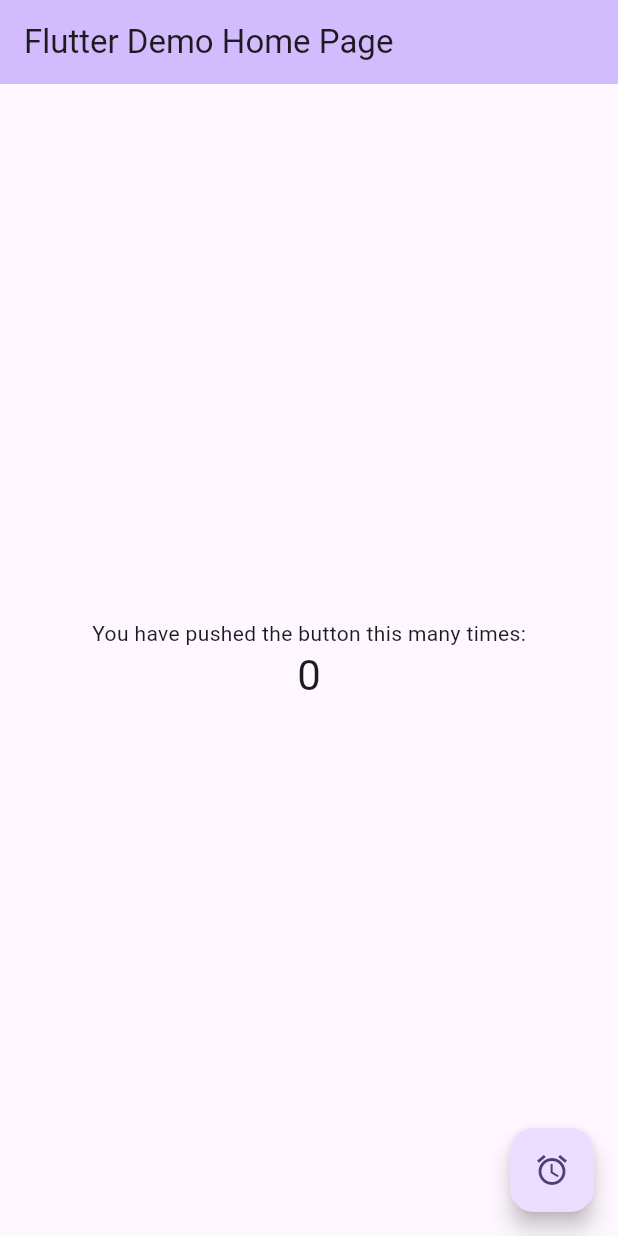
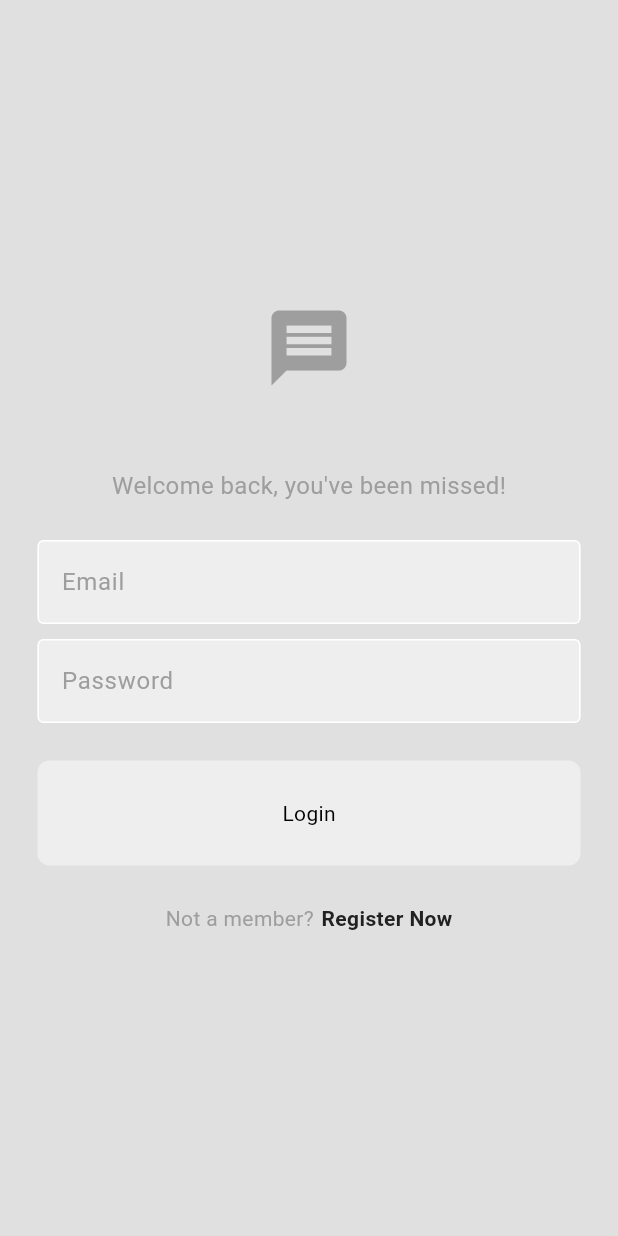
Before and after one commit to PhuvatatDev/chat_app, a Flutter app: the screen it shows after launch, on a phone screen of 412 x 824 dp. Run offline on Flutter 3.47's test engine with Material 3 defaults, Android fonts, the phone set to English and light mode, and no system bars.

Commit message:
✨ UI login/register + toggle navigation done

```diff
--- /dev/null
+++ b/lib/auth/login_or_register.dart
@@ -0,0 +1,35 @@
+import 'package:chat_app/pages/login_page.dart';
+import 'package:chat_app/pages/register_page.dart';
+import 'package:flutter/material.dart';
+
+class LoginOrRegister extends StatefulWidget {
+  const LoginOrRegister({super.key});
+
+  @override
+  State<LoginOrRegister> createState() => _LoginOrRegisterState();
+}
+
+class _LoginOrRegisterState extends State<LoginOrRegister> {
+  // initially show login page
+  bool showLoginPage = true;
+
+  // toggle between login and register page
+  void togglePages() {
+    setState(() {
+      showLoginPage = !showLoginPage;
+    });
+  }
+
+  @override
+  Widget build(BuildContext context) {
+    if (showLoginPage) {
+      return LoginPage(
+        onTap: togglePages,
+      );
+    } else {
+      return RegisterPage(
+        onTap: togglePages,
+      );
+    }
+  }
+}
--- /dev/null
+++ b/lib/components/my_button.dart
@@ -0,0 +1,27 @@
+import 'package:flutter/material.dart';
+
+class MyButton extends StatelessWidget {
+  final String text;
+  final void Function()? onTap;
+  const MyButton({
+    super.key,
+    required this.text,
+    required this.onTap});
+
+  @override
+  Widget build(BuildContext context) {
+    return GestureDetector(
+      onTap: onTap,
+      child: Container(
+      decoration: BoxDecoration(
+        color: Theme.of(context).colorScheme.secondary,
+        borderRadius: BorderRadius.circular(8),
+      ),
+      padding: const EdgeInsets.all(25),
+      margin: const EdgeInsets.symmetric(horizontal: 25),
+      child: Center(
+        child: Text(text),
+      ),
+    ),);
+  }
+}
--- /dev/null
+++ b/lib/components/my_textfield.dart
@@ -0,0 +1,36 @@
+import 'package:flutter/material.dart';
+
+
+class MyTextFiled extends StatelessWidget {
+  final String hintText;
+  final bool obscureText;
+  final TextEditingController controller;
+  const MyTextFiled({
+    super.key,
+    required this.hintText,
+    required this.obscureText,
+    required this.controller,});
+
+  @override
+  Widget build(BuildContext context) {
+    return  Padding(
+      padding: const EdgeInsets.symmetric(horizontal: 25.0),
+      child: TextField(
+        controller: controller,
+        obscureText: obscureText,
+        decoration: InputDecoration(
+          enabledBorder: OutlineInputBorder(
+            borderSide: BorderSide(color: Theme.of(context).colorScheme.tertiary),
+          ),
+          focusedBorder: OutlineInputBorder(
+            borderSide: BorderSide(color: Theme.of(context).colorScheme.primary),
+          ),
+          fillColor: Theme.of(context).colorScheme.secondary,
+          filled: true,
+          hintText: hintText,
+          hintStyle: TextStyle(color: Theme.of(context).colorScheme.primary,)
+        ),
+      ),
+    );
+  }
+}
--- a/lib/main.dart
+++ b/lib/main.dart
@@ -1,3 +1,5 @@
+import 'package:chat_app/auth/login_or_register.dart';
+import 'package:chat_app/themes/light_mode.dart';
 import 'package:flutter/material.dart';
 
 void main() {
@@ -7,119 +9,13 @@ void main() {
 class MyApp extends StatelessWidget {
   const MyApp({super.key});
 
-  // This widget is the root of your application.
+
   @override
   Widget build(BuildContext context) {
     return MaterialApp(
-      title: 'Flutter Demo',
-      theme: ThemeData(
-        // This is the theme of your application.
-        //
-        // TRY THIS: Try running your application with "flutter run". You'll see
-        // the application has a purple toolbar. Then, without quitting the app,
-        // try changing the seedColor in the colorScheme below to Colors.green
-        // and then invoke "hot reload" (save your changes or press the "hot
-        // reload" button in a Flutter-supported IDE, or press "r" if you used
-        // the command line to start the app).
-        //
-        // Notice that the counter didn't reset back to zero; the application
-        // state is not lost during the reload. To reset the state, use hot
-        // restart instead.
-        //
-        // This works for code too, not just values: Most code changes can be
-        // tested with just a hot reload.
-        colorScheme: ColorScheme.fromSeed(seedColor: Colors.deepPurple),
-        useMaterial3: true,
-      ),
-      home: const MyHomePage(title: 'Flutter Demo Home Page'),
+      debugShowCheckedModeBanner: false,
+      home: LoginOrRegister(),
+      theme: lightMode,
     );
   }
 }
-
-class MyHomePage extends StatefulWidget {
-  const MyHomePage({super.key, required this.title});
-
-  // This widget is the home page of your application. It is stateful, meaning
-  // that it has a State object (defined below) that contains fields that affect
-  // how it looks.
-
-  // This class is the configuration for the state. It holds the values (in this
-  // case the title) provided by the parent (in this case the App widget) and
-  // used by the build method of the State. Fields in a Widget subclass are
-  // always marked "final".
-
-  final String title;
-
-  @override
-  State<MyHomePage> createState() => _MyHomePageState();
-}
-
-class _MyHomePageState extends State<MyHomePage> {
-  int _counter = 0;
-
-  void _incrementCounter() {
-    setState(() {
-      // This call to setState tells the Flutter framework that something has
-      // changed in this State, which causes it to rerun the build method below
-      // so that the display can reflect the updated values. If we changed
-      // _counter without calling setState(), then the build method would not be
-      // called again, and so nothing would appear to happen.
-      _counter++;
-    });
-  }
-
-  @override
-  Widget build(BuildContext context) {
-    // This method is rerun every time setState is called, for instance as done
-    // by the _incrementCounter method above.
-    //
-    // The Flutter framework has been optimized to make rerunning build methods
-    // fast, so that you can just rebuild anything that needs updating rather
-    // than having to individually change instances of widgets.
-    return Scaffold(
-      appBar: AppBar(
-        // TRY THIS: Try changing the color here to a specific color (to
-        // Colors.amber, perhaps?) and trigger a hot reload to see the AppBar
-        // change color while the other colors stay the same.
-        backgroundColor: Theme.of(context).colorScheme.inversePrimary,
-        // Here we take the value from the MyHomePage object that was created by
-        // the App.build method, and use it to set our appbar title.
-        title: Text(widget.title),
-      ),
-      body: Center(
-        // Center is a layout widget. It takes a single child and positions it
-        // in the middle of the parent.
-        child: Column(
-          // Column is also a layout widget. It takes a list of children and
-          // arranges them vertically. By default, it sizes itself to fit its
-          // children horizontally, and tries to be as tall as its parent.
-          //
-          // Column has various properties to control how it sizes itself and
-          // how it positions its children. Here we use mainAxisAlignment to
-          // center the children vertically; the main axis here is the vertical
-          // axis because Columns are vertical (the cross axis would be
-          // horizontal).
-          //
-          // TRY THIS: Invoke "debug painting" (choose the "Toggle Debug Paint"
-          // action in the IDE, or press "p" in the console), to see the
-          // wireframe for each widget.
-          mainAxisAlignment: MainAxisAlignment.center,
-          children: <Widget>[
-            const Text(
-              'You have pushed the button this many times:',
-            ),
-            Text(
-              '$_counter',
-              style: Theme.of(context).textTheme.headlineMedium,
-            ),
-          ],
-        ),
-      ),
-      floatingActionButton: FloatingActionButton(
-        onPressed: _incrementCounter,
-        tooltip: 'Increment',
-        child: const Icon(Icons.access_alarm),
-      ),
-    );
-  }
-}
--- /dev/null
+++ b/lib/pages/login_page.dart
@@ -0,0 +1,99 @@
+import 'package:chat_app/components/my_button.dart';
+import 'package:chat_app/components/my_textfield.dart';
+import 'package:flutter/material.dart';
+
+class LoginPage extends StatelessWidget {
+
+  // email and pw text controllers
+  final TextEditingController _emailController = TextEditingController();
+  final TextEditingController _pwController = TextEditingController();
+
+    // tap to go to register page
+  final void Function()? onTap;
+
+  LoginPage({
+    super.key,
+    required this.onTap});
+
+
+
+  // login methode
+  void login (){
+    // doing later with auth
+  }
+
+  @override
+  Widget build(BuildContext context) {
+    return Scaffold(
+      backgroundColor: Theme.of(context).colorScheme.surface,
+      body: Center(
+        child: Column(
+          mainAxisAlignment: MainAxisAlignment.center,
+          children: [
+            // logo
+            Icon(Icons.message,
+            size: 60,
+            color: Theme.of(context).colorScheme.primary,
+            ),
+
+            SizedBox(height: 50),
+
+            // welcome back message
+            Text("Welcome back, you've been missed!", style: TextStyle(
+              color: Theme.of(context).colorScheme.primary,
+              fontSize: 16,
+            ),),
+
+            SizedBox(height: 25),
+
+            // email textfield
+            MyTextFiled(
+              hintText: "Email",
+              obscureText: false,
+              controller: _emailController,
+              ),
+
+               SizedBox(height: 10),
+
+            // pw Textfield
+            MyTextFiled(
+              hintText: "Password",
+              obscureText: true,
+              controller: _pwController,
+              ),
+
+              SizedBox(height: 25),
+
+            // login button
+            MyButton(
+              text: "Login",
+              onTap: login),
+
+              SizedBox(height: 25),
+
+            // register now
+            Row(
+              mainAxisAlignment: MainAxisAlignment.center,
+              children: [
+                Text(
+                  "Not a member?",
+                style: TextStyle(color: Theme.of(context).colorScheme.primary
+                ),),
+                SizedBox(width: 5),
+                GestureDetector(
+                  onTap: onTap,
+                  child: Text(
+                  "Register Now",
+                style: TextStyle(fontWeight: FontWeight.bold,
+                color: Theme.of(context).colorScheme.inversePrimary,)),
+                ),
+
+              ],
+            )
+          ],
+        ),
+      ),
+
+    );
+  }
+}
--- /dev/null
+++ b/lib/themes/light_mode.dart
@@ -0,0 +1,10 @@
+import 'package:flutter/material.dart';
+
+ThemeData lightMode = ThemeData(
+    colorScheme: ColorScheme.light(
+  surface: Colors.grey.shade300,
+  primary: Colors.grey.shade500,
+  secondary: Colors.grey.shade200,
+  tertiary: Colors.white,
+  inversePrimary: Colors.grey.shade900,
+));
```
Also changed, not shown: lib/pages/register_page.dart (added, +105 -0 lines).
